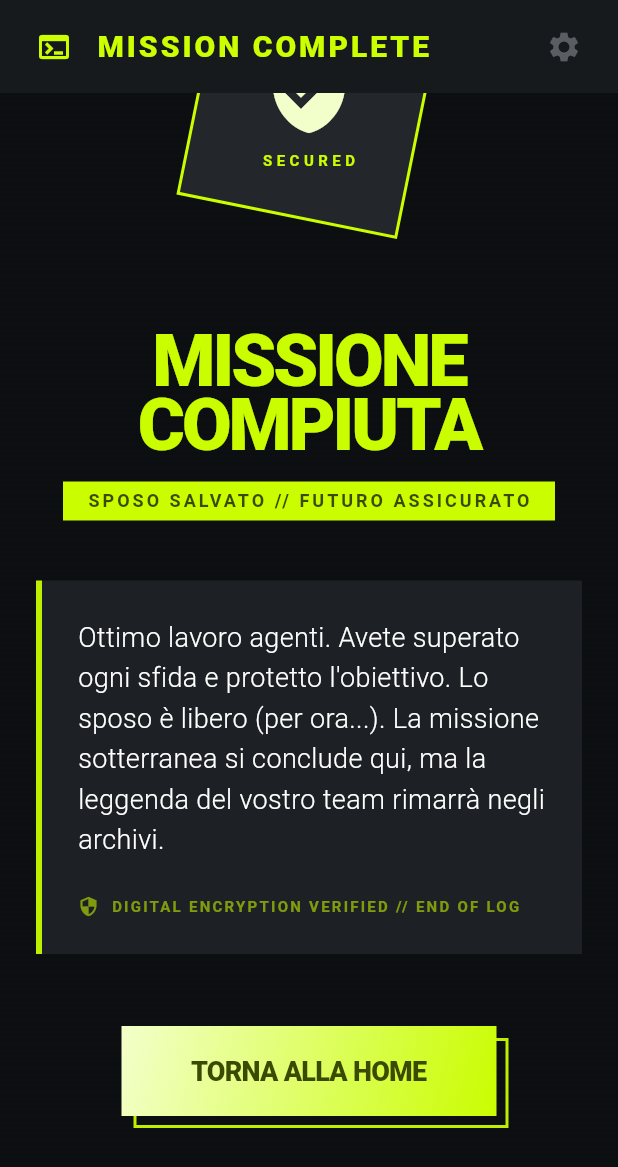
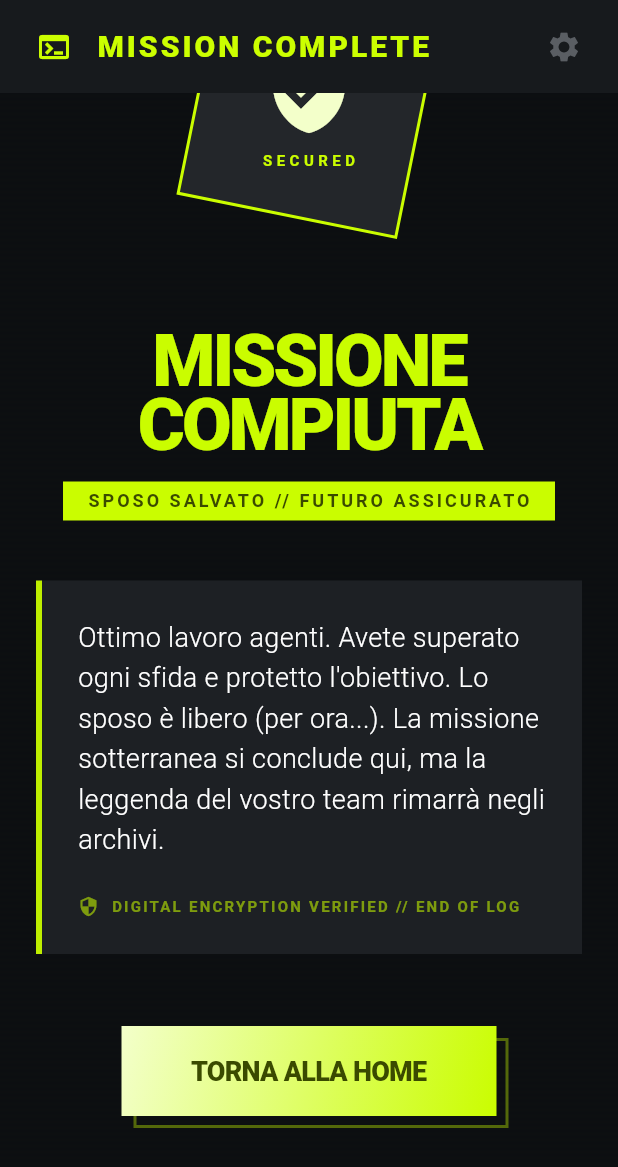
Before and after one commit to alex-damico/addio_celibato, a Flutter app: the CompletePage screen opened directly, scrolled down 151 dp, on a phone screen of 412 x 824 dp. Shown: the top 1167 px of the screen. Run offline on Flutter 3.47's test engine with Material 3 defaults, Android fonts, the phone set to English and light mode, and no system bars; our stand-ins replace dio, get_it, retrofit, shared_preferences; accounts and stored records are empty; generated files the repository leaves out were written again; network calls fail; Roboto replaces fonts that are missing (Space Grotesk).

Commit message:
Add logging to QuestionPage and CompletePage, update background image to local asset, and fix syntax errors

```diff
--- a/fe/lib/pages/complete_page.dart
+++ b/fe/lib/pages/complete_page.dart
@@ -1,8 +1,11 @@
 import 'package:fe/app_colors.dart';
 import 'package:flutter/material.dart';
+import 'package:logging/logging.dart';
 
 class CompletePage extends StatelessWidget {
-  const CompletePage({super.key});
+  final log = Logger('CompletePage');
+
+  CompletePage({super.key});
 
   @override
   Widget build(BuildContext context) {
@@ -96,7 +99,7 @@ class CompletePage extends StatelessWidget {
           decoration: BoxDecoration(
             shape: BoxShape.circle,
             border: Border.all(
-              color: AppColors.primaryFixedDim..withValues(alpha: 0.2),
+              color: AppColors.primaryFixedDim.withValues(alpha: 0.2),
               width: 4,
               style: BorderStyle.none,
             ),
@@ -231,7 +234,7 @@ class CompletePage extends StatelessWidget {
               width: 250,
               height: 60,
               decoration: BoxDecoration(
-                border: Border.all(color: AppColors.primaryFixedDim..withValues(alpha: 0.4), width: 2),
+                border: Border.all(color: AppColors.primaryFixedDim.withValues(alpha: 0.4), width: 2),
               ),
             ),
           ),
--- a/fe/lib/pages/home_page.dart
+++ b/fe/lib/pages/home_page.dart
@@ -29,8 +29,8 @@ class _HomePageState extends State<HomePage> {
           Positioned.fill(
             child: Opacity(
               opacity: 0.3,
-              child: Image.network(
-                'https://images.unsplash.com/photo-1550751827-4bd374c3f58b?auto=format&fit=crop&q=80',
+              child: Image.asset(
+                'assets/images/background.jpg',
                 fit: BoxFit.cover,
               ),
             ),
--- a/fe/pubspec.yaml
+++ b/fe/pubspec.yaml
@@ -68,9 +68,8 @@ flutter:
   uses-material-design: true
 
   # To add assets to your application, add an assets section, like this:
-  # assets:
-  #   - images/a_dot_burr.jpeg
-  #   - images/a_dot_ham.jpeg
+  assets:
+    - assets/images/background.jpg
 
   # An image asset can refer to one or more resolution-specific "variants", see
   # https://flutter.dev/to/resolution-aware-images
```
Also changed, not shown: fe/lib/pages/question_page.dart (+11 -5 lines), 1 other file.
